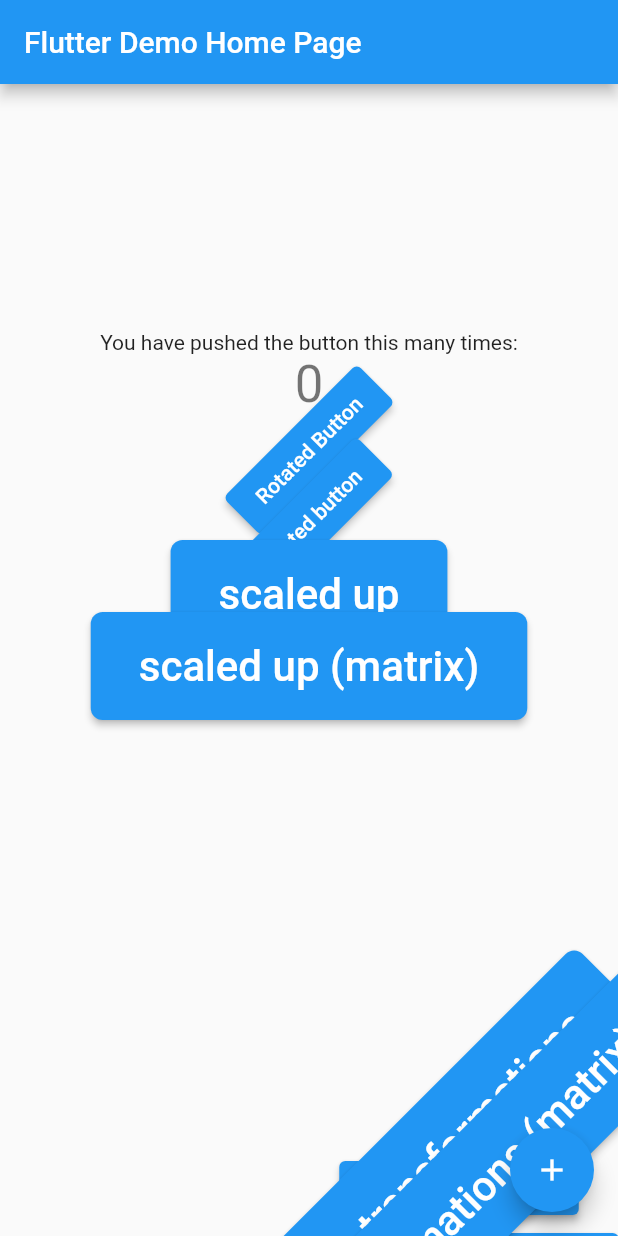
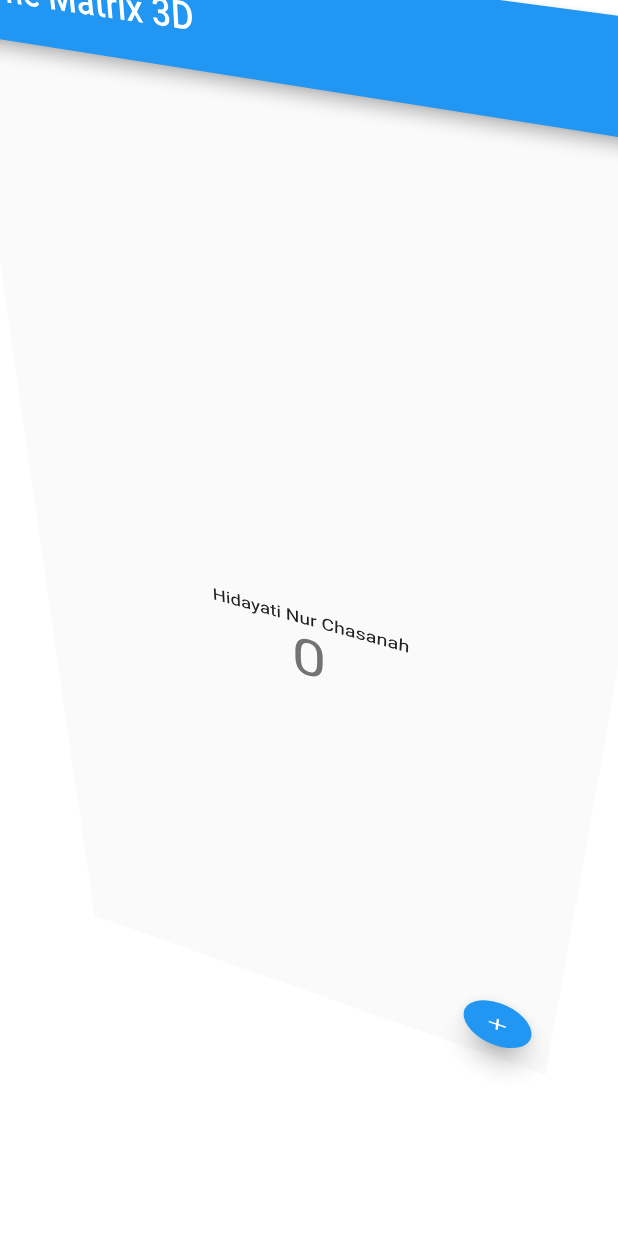
Before and after one commit to hhidayatinc/flutter_transform, a Flutter app: the screen it shows after launch, on a phone screen of 412 x 824 dp. Run offline on Flutter 3.47's test engine with Material 2 defaults, Android fonts, the light colour scheme and no system bars.

Commit message:
matrix 3d done

```diff
--- a/lib/main.dart
+++ b/lib/main.dart
@@ -50,6 +50,7 @@ class MyHomePage extends StatefulWidget {
 
 class _MyHomePageState extends State<MyHomePage> {
   int _counter = 0;
+  Offset _offset = Offset(0.4, 0.7);
 
   void _incrementCounter() {
     setState(() {
@@ -70,111 +71,34 @@ class _MyHomePageState extends State<MyHomePage> {
     // The Flutter framework has been optimized to make rerunning build methods
     // fast, so that you can just rebuild anything that needs updating rather
     // than having to individually change instances of widgets.
-    return Scaffold(
-      appBar: AppBar(
-        // Here we take the value from the MyHomePage object that was created by
-        // the App.build method, and use it to set our appbar title.
-        title: Text(widget.title),
-      ),
+    return Transform(
+      transform: Matrix4.identity()
+      ..setEntry(3, 2, 0.001)
+      ..rotateX(_offset.dy)
+      ..rotateY(_offset.dx),
+      alignment: FractionalOffset.center,
+      child: GestureDetector(
+        child: _defaultApp(context),
+        onPanUpdate: (details) => setState(() => _offset += details.delta),
+        onDoubleTap: () => setState (() => _offset = Offset.zero),
+      )
+      );
+  }
+
+  _defaultApp(BuildContext context){
+    return Scaffold(appBar: AppBar(title: Text('The Matrix 3D'),),
     body: Center(
-        // Center is a layout widget. It takes a single child and positions it
-        // in the middle of the parent.
       child: Column(
-          // Column is also a layout widget. It takes a list of children and
-          // arranges them vertically. By default, it sizes itself to fit its
-          // children horizontally, and tries to be as tall as its parent.
-          //
-          // Invoke "debug painting" (press "p" in the console, choose the
-          // "Toggle Debug Paint" action from the Flutter Inspector in Android
-          // Studio, or the "Toggle Debug Paint" command in Visual Studio Code)
-          // to see the wireframe for each widget.
-          //
-          // Column has various properties to control how it sizes itself and
-          // how it positions its children. Here we use mainAxisAlignment to
-          // center the children vertically; the main axis here is the vertical
-          // axis because Columns are vertical (the cross axis would be
-          // horizontal).
         mainAxisAlignment: MainAxisAlignment.center,
-          children: <Widget>[
-            const Text(
-              'You have pushed the button this many times:',
-            ),
-            Text(
-              '$_counter',
-              style: Theme.of(context).textTheme.headline4,
-            ),
-            Transform.rotate(
-                angle: -45 * (pi / 180.0),
-                child: ElevatedButton(child: const Text("Rotated Button"),
-                onPressed: (){},),),
-            Transform(
-              transform: Matrix4.rotationZ(-45 * (pi / 180.0)),
-              alignment: Alignment.center,
-              child: ElevatedButton(
-                child: const Text("Rotated button"),
-                onPressed: () {},
-              ),
-            ),
-            Transform.scale(
-              scale: 2.0,
-              child: ElevatedButton(
-                child: const Text("scaled up"),
-                onPressed: () {},
-              ),
-            ),
-            Transform(
-              transform: Matrix4.identity()..scale(2.0, 2.0),
-              alignment: Alignment.center,
-              child: ElevatedButton(
-                child: const Text("scaled up (matrix)"),
-                onPressed: () {},
-              ),
-            ),
-            Transform.translate(
-              offset: const Offset(100, 300),
-              child: ElevatedButton(
-                child: const Text("translated to bottom"),
-                onPressed: () {},
-              ),
-            ),
-            Transform(
-              transform: Matrix4.translationValues(100, 300, 0),
-              child: ElevatedButton(
-                child: const Text("translated to bottom (matrix)"),
-                onPressed: () {},
-              ),
-            ),
-            Transform.translate(
-              offset: const Offset(70, 200),
-              child: Transform.rotate(
-                angle: -45 * (pi / 180.0),
-                child: Transform.scale(
-                  scale: 2.0,
-                  child: ElevatedButton(
-                    child: const Text("multiple transformations"),
-                    onPressed: () {},
-                  ),
-                ),
-              ),
-            ),
-            Transform(
-              alignment: Alignment.center,
-              transform: Matrix4.translationValues(70, 200, 0)
-                ..rotateZ(-45 * (pi / 180.0))
-                ..scale(2.0, 2.0),
-              child: ElevatedButton(
-                child: const Text("multiple transformations (matrix)"),
-                onPressed: () {},
-              ),
-            )
+        children: [
+          Text('Hidayati Nur Chasanah'),
+          Text('$_counter', style: Theme.of(context).textTheme.displaySmall,),
         ],
       ),
     ),
-      floatingActionButton: FloatingActionButton(
-        onPressed: _incrementCounter,
+    floatingActionButton: FloatingActionButton(onPressed: _incrementCounter,
     tooltip: 'Increment',
-        child: const Icon(Icons.add),
-      ), // This trailing comma makes auto-formatting nicer for build methods.
+    child: Icon(Icons.add),),
     );
   }
 }
```
Lines whose indentation alone changed are shown as unchanged.
